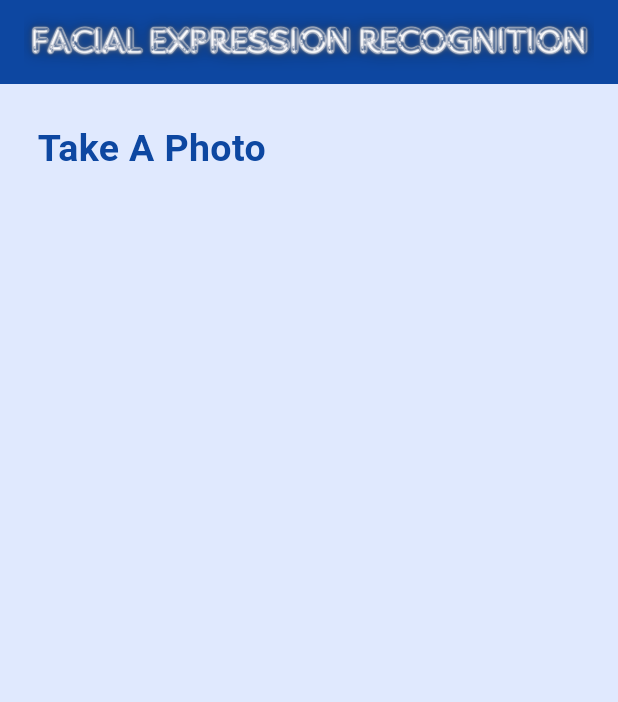
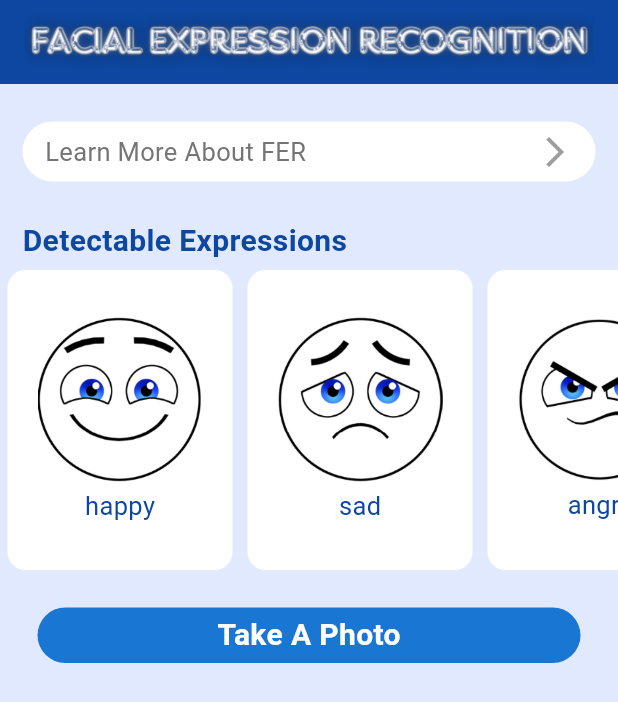
Before and after one commit to bdav22/FER, a Flutter app: the screen it shows after launch, on a phone screen of 412 x 824 dp. Shown: the top 702 px of the screen. Run offline on Flutter 3.47's test engine with Material 3 defaults, Android fonts, the phone set to English and light mode, and no system bars; our stand-ins replace camera; generated files the repository leaves out were written again.

Commit message:
ui cleanup

```diff
--- a/lib/pages/homePage.dart
+++ b/lib/pages/homePage.dart
@@ -1,14 +1,31 @@
 import 'package:camera/camera.dart';
 import 'package:flutter/material.dart';
+import 'package:flutter/services.dart';
 import 'package:senior_design/pages/takePicturePage.dart';
 
-class HomePage extends StatelessWidget {
+class HomePage extends StatefulWidget {
   final CameraDescription camera;
 
   const HomePage({super.key, required this.camera});
 
   @override
+  State<HomePage> createState() => _HomePageState();
+}
+
+class _HomePageState extends State<HomePage> {
+  double buttonRadius = 25;
+
+  List expressions = [
+    ['lib/assets/happy.png', 'happy'],
+    ['lib/assets/sad.png', 'sad'],
+    ['lib/assets/angry.png', 'angry'],
+    ['lib/assets/surprised.png', 'surprised'],
+    ['lib/assets/neutral.png', 'neutral'],
+    ['lib/assets/Disgust.png', 'disgust']
+  ];
+  @override
   Widget build(BuildContext context) {
+    double displayWidth = MediaQuery.of(context).size.width;
     return Scaffold(
       backgroundColor: Color.fromARGB(255, 224, 233, 254),
       appBar: AppBar(
@@ -17,27 +34,108 @@ class HomePage extends StatelessWidget {
         title: Image.asset('lib/assets/FER.png'),
       ),
       body: Column(
+        crossAxisAlignment: CrossAxisAlignment.start,
         children: [
           const SizedBox(height: 25),
           Padding(
+            padding: const EdgeInsets.symmetric(horizontal: 15),
+            child: InkWell(
+                onTap: () {
+                  HapticFeedback.lightImpact();
+                },
+                child: Ink(
+                  padding: EdgeInsets.symmetric(vertical: 8, horizontal: 15),
+                  width: displayWidth - 30,
+                  decoration: BoxDecoration(
+                      color: Colors.white,
+                      borderRadius: BorderRadius.circular(buttonRadius)),
+                  child: Row(
+                    mainAxisAlignment: MainAxisAlignment.spaceBetween,
+                    children: [
+                      Text(
+                        'Learn More About FER',
+                        style: TextStyle(
+                            color: Colors.grey.shade600,
+                            fontWeight: FontWeight.normal,
+                            fontSize: 17),
+                      ),
+                      Icon(
+                        Icons.arrow_forward_ios,
+                        color: Colors.grey.shade500,
+                      )
+                    ],
+                  ),
+                )),
+          ),
+          const SizedBox(height: 20),
+          Padding(
+            padding: const EdgeInsets.symmetric(horizontal: 15, vertical: 5),
+            child: Text(
+              'Detectable Expressions',
+              style: TextStyle(
+                  color: Colors.blue.shade900,
+                  fontWeight: FontWeight.bold,
+                  fontSize: 20),
+            ),
+          ),
+          SizedBox(
+            height: 200,
+            child: ListView.builder(
+                itemCount: expressions.length,
+                scrollDirection: Axis.horizontal,
+                itemBuilder: (context, index) => Container(
+                      width: 150,
+                      margin: EdgeInsetsDirectional.symmetric(horizontal: 5),
+                      decoration: BoxDecoration(
+                          color: Colors.white,
+                          borderRadius: BorderRadius.circular(12)),
+                      child: Column(
+                        mainAxisAlignment: MainAxisAlignment.center,
+                        children: [
+                          Image.asset(
+                            expressions[index][0],
+                            width: 110,
+                          ),
+                          SizedBox(
+                            height: 3,
+                          ),
+                          Text(
+                            expressions[index][1],
+                            style: TextStyle(
+                                color: Colors.blue.shade900,
+                                fontSize: 17,
+                                fontWeight: FontWeight.w400),
+                          )
+                        ],
+                      ),
+                    )),
+          ),
+          const SizedBox(height: 25),
+          Padding(
             padding: const EdgeInsets.symmetric(horizontal: 25),
-            child: Row(
-              children: [
-                GestureDetector(
-                    onTap: () {
-                      Navigator.of(context).push(MaterialPageRoute(
-                          builder: (context) =>
-                              TakePictureScreen(camera: camera)));
-                    },
+            child: InkWell(
+                onTap: () {
+                  HapticFeedback.lightImpact();
+                  Navigator.of(context).push(MaterialPageRoute(
+                      builder: (context) =>
+                          TakePictureScreen(camera: widget.camera)));
+                },
+                child: Ink(
+                  padding: EdgeInsets.symmetric(vertical: 4),
+                  width: displayWidth - 50,
+                  decoration: BoxDecoration(
+                      color: Colors.blue.shade700,
+                      borderRadius: BorderRadius.circular(buttonRadius)),
+                  child: Center(
                     child: Text(
                       'Take A Photo',
                       style: TextStyle(
-                          color: Colors.blue.shade900,
+                          color: Colors.white,
                           fontWeight: FontWeight.bold,
-                          fontSize: 25),
-                    )),
-              ],
-            ),
+                          fontSize: 20),
+                    ),
+                  ),
+                )),
           )
         ],
       ),
```
Also changed, not shown: lib/main.dart (+0 -9 lines), lib/assets/Disgust.png (added), lib/assets/angry.png (added), lib/assets/happy.png (added), lib/assets/neutral.png (added), lib/assets/sad.png (added), lib/assets/surprised.png (added), pubspec.lock.
